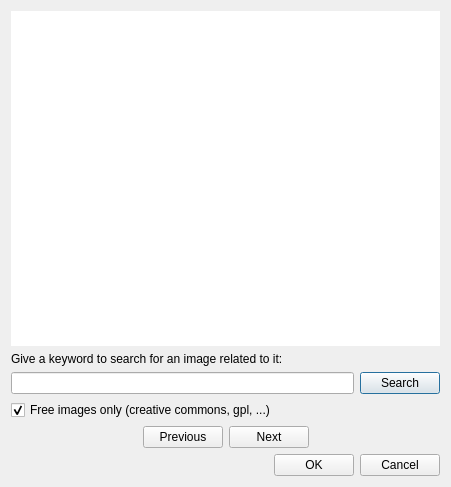
Old version of the form plugins/google_images.ui in the repository KDE/parley.
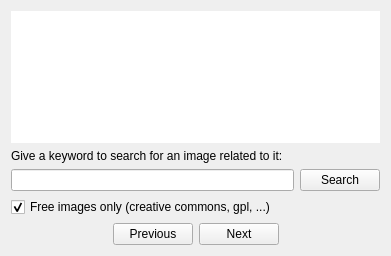
New version of the form.

Commit message: port to KDialog use i18n use edit-find instead of system-search as icon

Diff of the .ui file:
```diff
--- a/plugins/google_images.ui
+++ b/plugins/google_images.ui
@@ -1,13 +1,13 @@
 <?xml version="1.0" encoding="UTF-8"?>
 <ui version="4.0">
- <class>Dialog</class>
- <widget class="QDialog" name="Dialog">
+ <class>Form</class>
+ <widget class="QWidget" name="Form">
   <property name="geometry">
    <rect>
     <x>0</x>
     <y>0</y>
-    <width>451</width>
-    <height>487</height>
+    <width>391</width>
+    <height>256</height>
    </rect>
   </property>
   <property name="windowTitle">
@@ -137,37 +137,6 @@
      </item>
     </layout>
    </item>
-   <item>
-    <layout class="QHBoxLayout" name="horizontalLayout_5">
-     <item>
-      <spacer name="horizontalSpacer_3">
-       <property name="orientation">
-        <enum>Qt::Horizontal</enum>
-       </property>
-       <property name="sizeHint" stdset="0">
-        <size>
-         <width>40</width>
-         <height>20</height>
-        </size>
-       </property>
-      </spacer>
-     </item>
-     <item>
-      <widget class="QPushButton" name="okButton">
-       <property name="text">
-        <string>OK</string>
-       </property>
-      </widget>
-     </item>
-     <item>
-      <widget class="QPushButton" name="cancelButton">
-       <property name="text">
-        <string>Cancel</string>
-       </property>
-      </widget>
-     </item>
-    </layout>
-   </item>
   </layout>
  </widget>
  <resources/>
```
Left out of the diff: 21 changed lines with no effect on the pictures. The commit also changes 1 other file.
